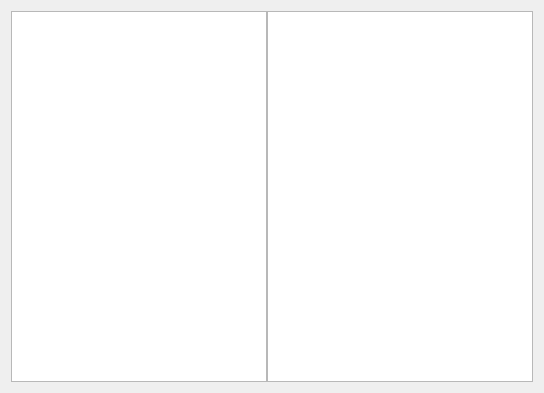
Qt form src/widgets/browse.ui (hutchgrant/beagleplayer) before a commit.
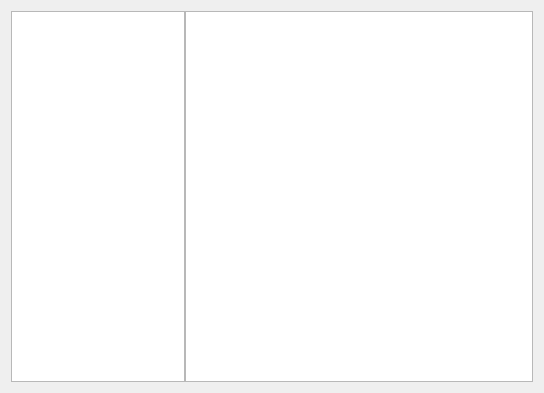
The same form after that commit.

Commit message: quick fixes to layout and initialize, organization, titles, etc

The edit to the form file:
```diff
--- a/src/widgets/browse.ui
+++ b/src/widgets/browse.ui
@@ -21,7 +21,7 @@
   </property>
   <layout class="QVBoxLayout" name="verticalLayout">
    <item>
-    <layout class="QHBoxLayout" name="horizontalLayout" stretch="0,7">
+    <layout class="QHBoxLayout" name="horizontalLayout" stretch="1,2">
      <property name="spacing">
       <number>0</number>
      </property>
```
The commit also changes 14 other files.
